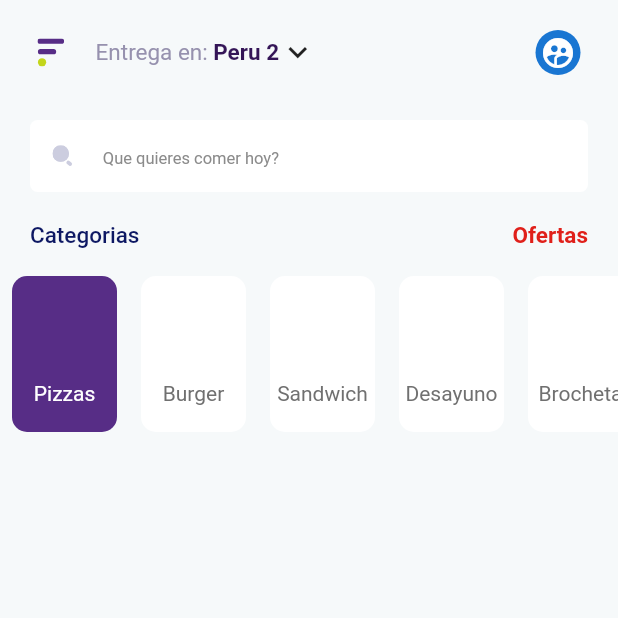
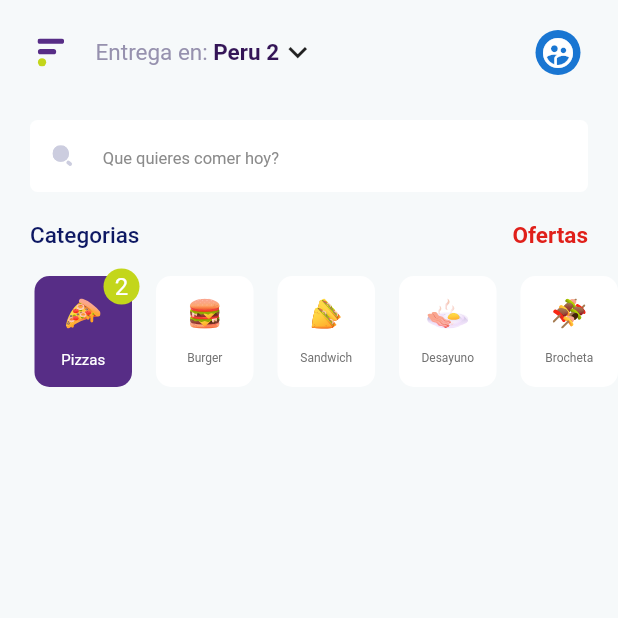
Before and after one commit to GuillermoDLCO/bootcamp-utp, a Flutter app: the screen it shows after launch, on a phone screen of 412 x 824 dp, the top half of it. Run offline on Flutter 3.47's test engine with Material 2 defaults, Android fonts, the phone set to English and light mode, and no system bars; our stand-ins replace flutter_svg.

Commit message:
Categories list

```diff
--- a/lib/screens/home_screen.dart
+++ b/lib/screens/home_screen.dart
@@ -20,17 +20,31 @@ class HomeScreen extends StatelessWidget {
                   children: [
                     _HeaderTitles(),
                     SizedBox(
-                      height: 120,
+                      height: 90,
                       child: ListView(
                         scrollDirection: Axis.horizontal,
                         children: [
-                          _CategoryWidget(label: 'Pizzas', isSelected: true),
-                          _CategoryWidget(label: 'Burger'),
-                          _CategoryWidget(label: 'Sandwich'),
-                          _CategoryWidget(label: 'Desayuno'),
-                          _CategoryWidget(label: 'Brocheta'),
-                          _CategoryWidget(label: 'Brocheta 2'),
-                          _CategoryWidget(label: 'Brocheta 3'),
+                          SizedBox(width: 15.0),
+                          _CategoryWidget(
+                            label: 'Pizzas',
+                            image: 'category_1',
+                            isSelected: true,
+                            numberNotification: 2,
+                          ),
+                          _CategoryWidget(label: 'Burger', image: 'category_2'),
+                          _CategoryWidget(
+                              label: 'Sandwich', image: 'category_3'),
+                          _CategoryWidget(
+                              label: 'Desayuno', image: 'category_4'),
+                          _CategoryWidget(
+                              label: 'Brocheta', image: 'category_5'),
+                          _CategoryWidget(
+                              label: 'Brocheta 2', image: 'category_1'),
+                          _CategoryWidget(
+                            label: 'Brocheta 3',
+                            image: 'category_2',
+                            numberNotification: 3,
+                          ),
                         ],
                       ),
                     ),
@@ -51,16 +65,23 @@ class _CategoryWidget extends StatelessWidget {
     Key? key,
     required this.label,
     this.isSelected = false,
+    required this.image,
+    this.numberNotification = 0,
   }) : super(key: key);
 
   final String label;
   final bool isSelected;
+  final String image;
+  final int numberNotification;
 
   @override
   Widget build(BuildContext context) {
     return Padding(
       padding: const EdgeInsets.all(8.0),
-      child: Container(
+      child: Stack(
+        clipBehavior: Clip.none,
+        children: [
+          Container(
             decoration: BoxDecoration(
               borderRadius: BorderRadius.circular(10),
               color: isSelected ? Color(0xff572D86) : Colors.white,
@@ -68,16 +89,35 @@ class _CategoryWidget extends StatelessWidget {
             child: Column(
               children: [
                 Container(
-              width: 70.0,
-              height: 70.0,
-            ), // TODO: IMPLEMENT ICON
+                  width: 65.0,
+                  height: 50.0,
+                  padding: const EdgeInsets.all(15),
+                  child: SvgPicture.asset('assets/$image.svg'),
+                ),
                 Text(
                   '$label',
                   style: TextStyle(
-                  color: isSelected ? Colors.white : Color(0xff707070)),
+                    color: isSelected ? Colors.white : Color(0xff707070),
+                    fontSize: isSelected ? 10.0 : 8.0,
+                  ),
                 )
               ],
             ),
+          ),
+          if (numberNotification > 0)
+            Positioned(
+              right: -5,
+              top: -5,
+              child: CircleAvatar(
+                child: Text(
+                  '$numberNotification',
+                  style: TextStyle(color: Colors.white),
+                ),
+                radius: 12,
+                backgroundColor: Color(0xffC3D61B),
+              ),
+            ),
+        ],
       ),
     );
   }
```
Lines whose indentation alone changed are shown as unchanged.
